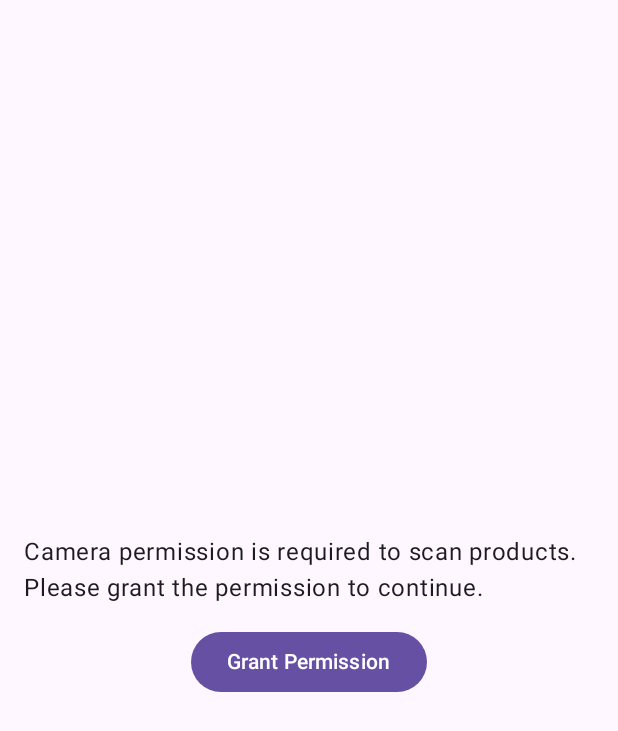
After one commit to clerisy47/BiteSmart, an Android app built with Jetpack Compose: the composable PermissionRationaleScreen shown on its own in the app's theme, on a phone screen of 412 x 824 dp. The commit adds this screen. Shown: the top 731 px of the screen. Run offline under Robolectric (Android 15) with nearby library versions, the phone set to English and light mode, and no system bars.

Commit message:
permission handling implemented

```diff
--- /dev/null
+++ b/Frontend/app/src/main/java/com/app/bitesmart/permission/PermissionRationaleScreen.kt
@@ -0,0 +1,38 @@
+package com.app.bitesmart.permission
+
+import androidx.compose.foundation.layout.*
+import androidx.compose.material3.Button
+import androidx.compose.material3.MaterialTheme
+import androidx.compose.material3.Text
+import androidx.compose.runtime.Composable
+import androidx.compose.ui.Alignment
+import androidx.compose.ui.Modifier
+import androidx.compose.ui.tooling.preview.Preview
+import androidx.compose.ui.unit.dp
+
+@Composable
+fun PermissionRationaleScreen(
+    onRequestPermission: () -> Unit
+) {
+    Column(
+        modifier = Modifier
+            .fillMaxSize()
+            .padding(16.dp),
+        verticalArrangement = Arrangement.Center,
+        horizontalAlignment = Alignment.CenterHorizontally
+    ) {
+        Text(
+            text = "Camera permission is required to scan products. Please grant the permission to continue.",
+            style = MaterialTheme.typography.bodyLarge,
+            modifier = Modifier.padding(bottom = 16.dp)
+        )
+        Button(onClick = onRequestPermission) {
+            Text("Grant Permission")
+        }
+    }
+}
+@Preview(showBackground = true)
+@Composable
+fun PermissionRationalPreview(){
+    PermissionRationaleScreen { }
+}
```
Also changed, not shown: Frontend/app/src/main/java/com/app/bitesmart/MainActivity.kt (+47 -24 lines), Frontend/app/src/main/java/com/app/bitesmart/permission/PermissionDeniedScreen.kt (added, +38 -0 lines).
